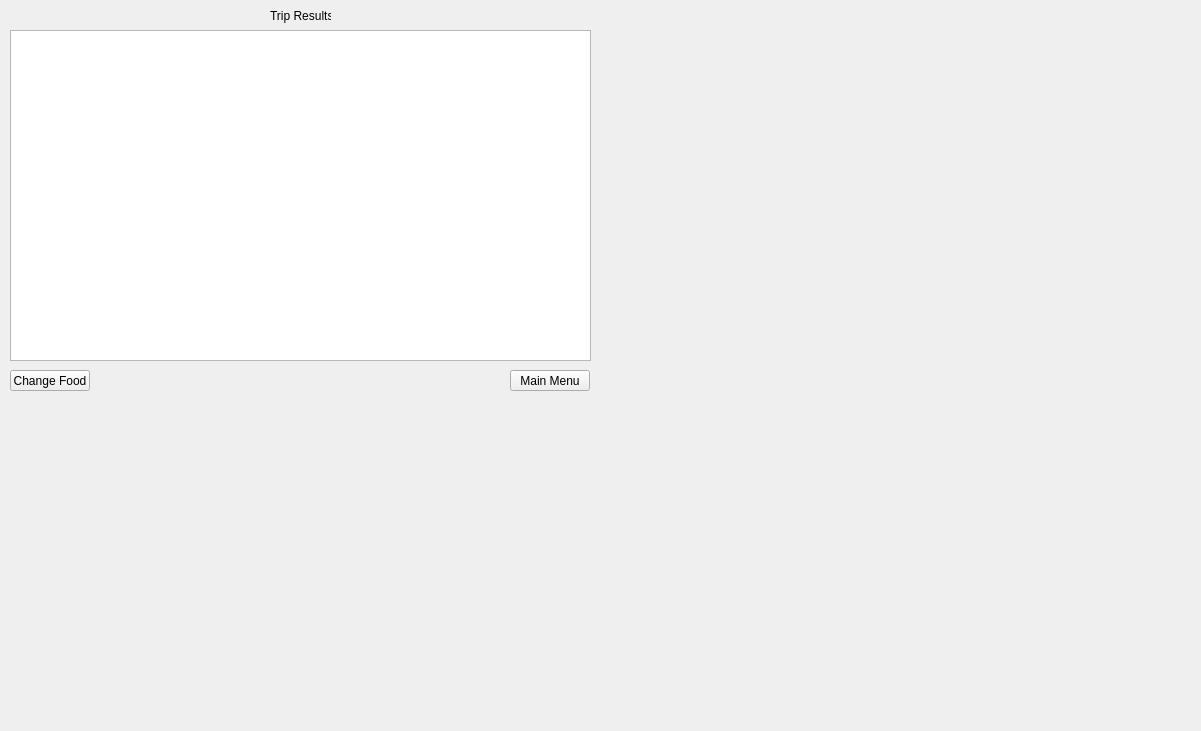
First picture: the form in European-Vacation-Program/resultswindow.ui, repository AaronGeesink/CS1D-European-Vacation-Project, before the edit.
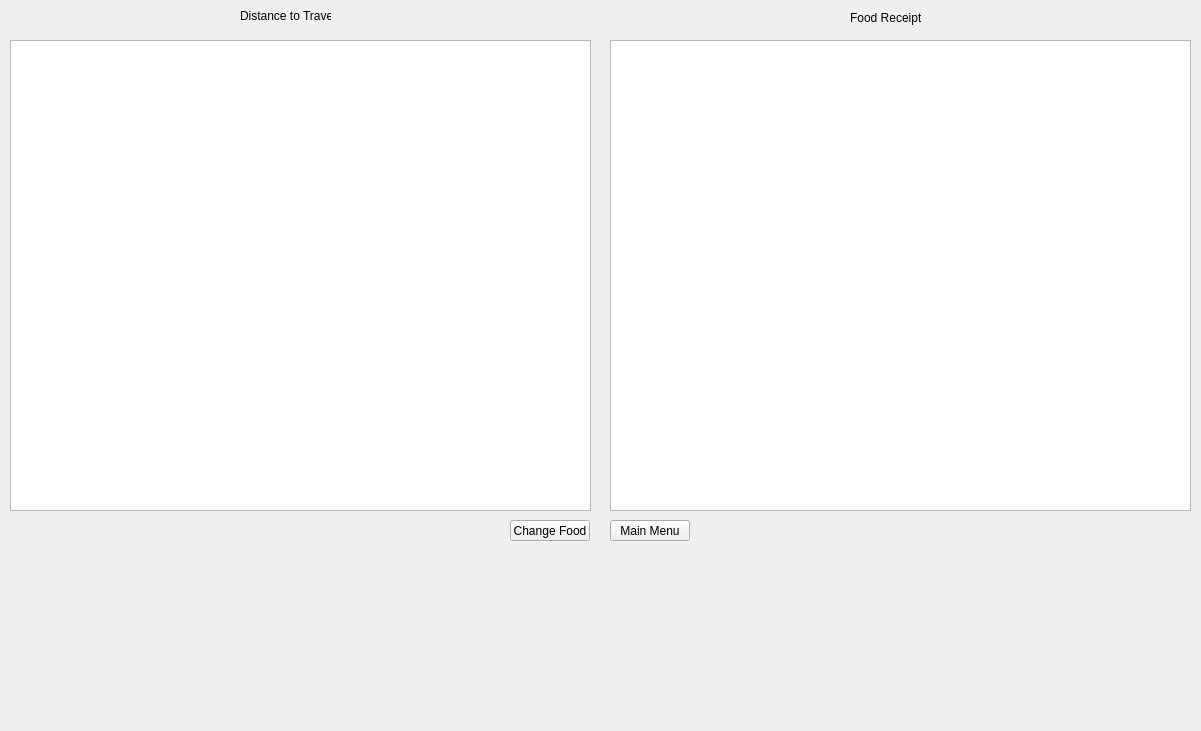
Second picture: the form after the edit.

Commit message: added food receipt and tidied up results window

Patch:
```diff
--- a/European-Vacation-Program/resultswindow.ui
+++ b/European-Vacation-Program/resultswindow.ui
@@ -16,8 +16,8 @@
   <widget class="QPushButton" name="moveToFoodSelect">
    <property name="geometry">
     <rect>
-     <x>10</x>
-     <y>370</y>
+     <x>510</x>
+     <y>520</y>
      <width>80</width>
      <height>21</height>
     </rect>
@@ -29,8 +29,8 @@
   <widget class="QPushButton" name="moveToMain">
    <property name="geometry">
     <rect>
-     <x>510</x>
-     <y>370</y>
+     <x>610</x>
+     <y>520</y>
      <width>80</width>
      <height>21</height>
     </rect>
@@ -43,23 +43,46 @@
    <property name="geometry">
     <rect>
      <x>10</x>
-     <y>30</y>
+     <y>40</y>
      <width>581</width>
-     <height>331</height>
+     <height>471</height>
     </rect>
    </property>
   </widget>
   <widget class="QLabel" name="resultsTitle">
    <property name="geometry">
     <rect>
-     <x>270</x>
+     <x>240</x>
      <y>0</y>
-     <width>61</width>
+     <width>91</width>
      <height>31</height>
     </rect>
    </property>
    <property name="text">
-    <string>Trip Results</string>
+    <string>Distance to Travel</string>
+   </property>
+  </widget>
+  <widget class="QLabel" name="foodTitle">
+   <property name="geometry">
+    <rect>
+     <x>850</x>
+     <y>10</y>
+     <width>71</width>
+     <height>16</height>
+    </rect>
+   </property>
+   <property name="text">
+    <string>Food Receipt</string>
+   </property>
+  </widget>
+  <widget class="QTableWidget" name="foodTable">
+   <property name="geometry">
+    <rect>
+     <x>610</x>
+     <y>40</y>
+     <width>581</width>
+     <height>471</height>
+    </rect>
    </property>
   </widget>
  </widget>
```
Left out of the diff: 4 changed lines with no effect on the pictures. The commit also changes 10 other files.
